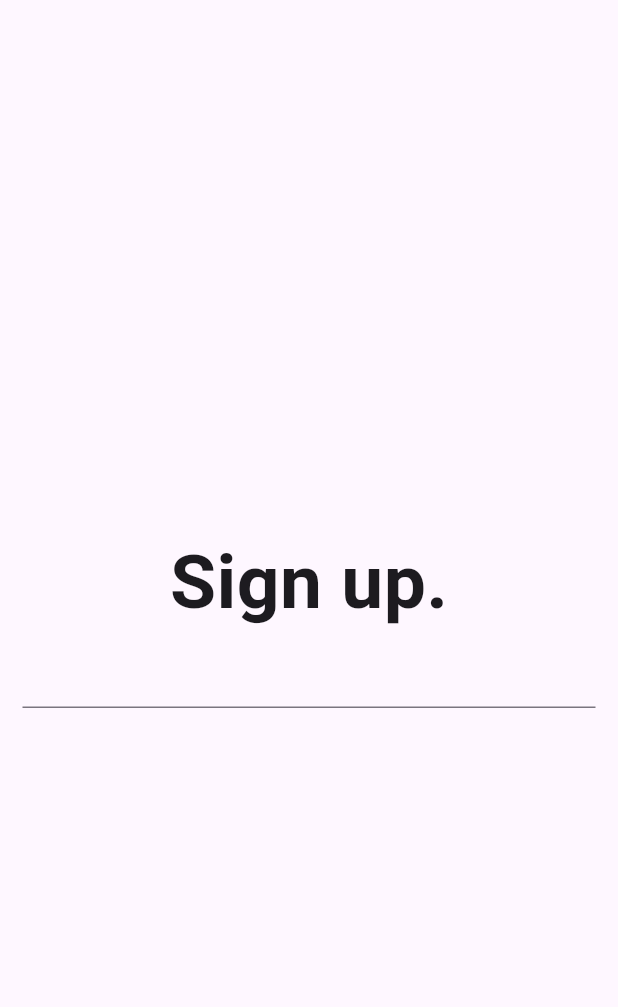
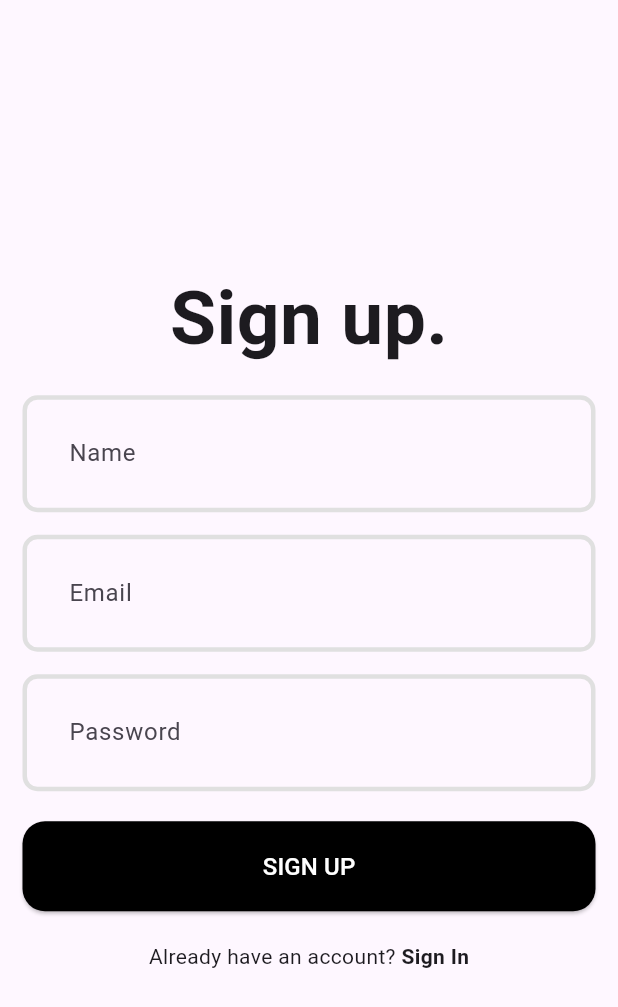
Before and after one commit to NadimOvi/frontend-Flutter-Task-Manager-Offline-App, a Flutter app: the screen it shows after launch, on a phone screen of 412 x 824 dp. Shown: the top 1007 px of the screen. Run offline on Flutter 3.47's test engine with Material 3 defaults, Android fonts, the phone set to English and light mode, and no system bars.

Commit message:
SignUp page UI updated

```diff
--- a/lib/features/auth/pages/signup_page.dart
+++ b/lib/features/auth/pages/signup_page.dart
@@ -14,19 +14,91 @@ class _SignupPageState extends State<SignupPage> {
   final formKey = GlobalKey<FormState>();
 
   @override
+  void dispose() {
+    emailController.dispose();
+    passwordController.dispose();
+    nameController.dispose();
+    super.dispose();
+  }
+
+  void signUpUser() {
+    if (formKey.currentState!.validate()) {}
+  }
+
+  @override
   Widget build(BuildContext context) {
     return Scaffold(
       body: Padding(
         padding: const EdgeInsets.all(15.0),
+        child: Form(
+          key: formKey,
           child: Column(
             mainAxisAlignment: MainAxisAlignment.center,
             children: [
-            Text(
+              const Text(
                 'Sign up.',
                 style: TextStyle(fontSize: 50, fontWeight: FontWeight.bold),
               ),
-            TextFormField(),
+              const SizedBox(height: 15),
+              TextFormField(
+                controller: nameController,
+                decoration: const InputDecoration(hintText: 'Name'),
+                validator: (value) {
+                  if (value == null || value.trim().isEmpty) {
+                    return "Name field cannot be empty!";
+                  }
+                  return null;
+                },
+              ),
+              const SizedBox(height: 15),
+              TextFormField(
+                controller: emailController,
+                decoration: const InputDecoration(hintText: 'Email'),
+                validator: (value) {
+                  if (value == null ||
+                      value.trim().isEmpty ||
+                      !value.trim().contains("@")) {
+                    return "Email field is invalid!";
+                  }
+                  return null;
+                },
+              ),
+              const SizedBox(height: 15),
+              TextFormField(
+                controller: passwordController,
+                decoration: const InputDecoration(hintText: 'Password'),
+                validator: (value) {
+                  if (value == null ||
+                      value.trim().isEmpty ||
+                      value.trim().length <= 6) {
+                    return "Password field is invalid!";
+                  }
+                  return null;
+                },
+              ),
+              const SizedBox(height: 20),
+              ElevatedButton(
+                onPressed: signUpUser,
+                child: const Text(
+                  "SIGN UP",
+                  style: TextStyle(fontSize: 16, color: Colors.white),
+                ),
+              ),
+              const SizedBox(height: 20),
+              RichText(
+                text: TextSpan(
+                  text: 'Already have an account? ',
+                  style: Theme.of(context).textTheme.bodyMedium,
+                  children: [
+                    TextSpan(
+                      text: 'Sign In',
+                      style: const TextStyle(fontWeight: FontWeight.bold),
+                    ),
                   ],
+                ),
+              ),
+            ],
+          ),
         ),
       ),
     );
--- a/lib/main.dart
+++ b/lib/main.dart
@@ -14,7 +14,35 @@ class MyApp extends StatelessWidget {
     return MaterialApp(
       title: 'Task App',
       theme: ThemeData(
-        colorScheme: ColorScheme.fromSeed(seedColor: Colors.deepPurple),
+        inputDecorationTheme: InputDecorationTheme(
+          contentPadding: const EdgeInsets.all(27),
+          enabledBorder: OutlineInputBorder(
+            borderSide: BorderSide(color: Colors.grey.shade300, width: 3),
+            borderRadius: BorderRadius.circular(10),
+          ),
+          focusedBorder: OutlineInputBorder(
+            borderSide: const BorderSide(width: 3),
+            borderRadius: BorderRadius.circular(10),
+          ),
+          border: OutlineInputBorder(
+            borderSide: const BorderSide(width: 3),
+            borderRadius: BorderRadius.circular(10),
+          ),
+          errorBorder: OutlineInputBorder(
+            borderSide: const BorderSide(color: Colors.red, width: 3),
+            borderRadius: BorderRadius.circular(10),
+          ),
+        ),
+        elevatedButtonTheme: ElevatedButtonThemeData(
+          style: ElevatedButton.styleFrom(
+            backgroundColor: Colors.black,
+            minimumSize: const Size(double.infinity, 60),
+            shape: RoundedRectangleBorder(
+              borderRadius: BorderRadius.circular(15),
+            ),
+          ),
+        ),
+        useMaterial3: true,
       ),
       home: const SignupPage(),
     );
```
Lines whose indentation alone changed are shown as unchanged.
